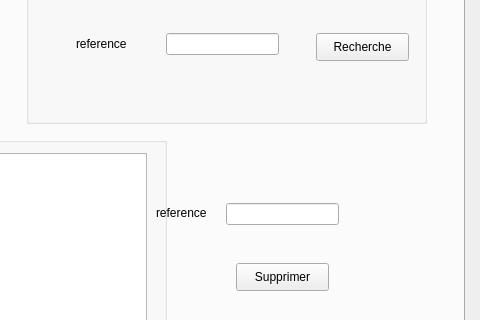
The window that gestion-de-reparation/mainwindow.ui (ilefsaadoui9155/Smart_station_2A16) describes before a commit, drawn with Qt 5; both pictures show x 526 to 1006 and y 290 to 610 of the 1006 by 721 pixel window.
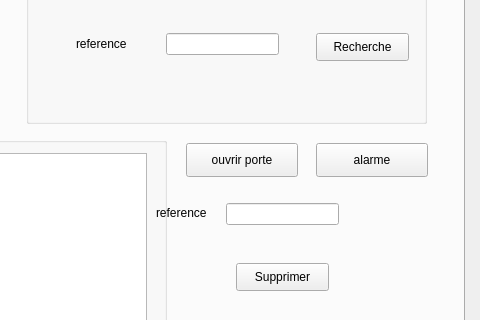
The same window after the commit. The open tabs and pages were chosen to show the change. Icons and pictures are not drawn.

The edit to the form file:
```diff
--- a/gestion-de-reparation/mainwindow.ui
+++ b/gestion-de-reparation/mainwindow.ui
@@ -432,6 +432,32 @@
        <string/>
       </property>
      </widget>
+     <widget class="QPushButton" name="pushButton_6">
+      <property name="geometry">
+       <rect>
+        <x>700</x>
+        <y>390</y>
+        <width>112</width>
+        <height>34</height>
+       </rect>
+      </property>
+      <property name="text">
+       <string>ouvrir porte</string>
+      </property>
+     </widget>
+     <widget class="QPushButton" name="pushButton_7">
+      <property name="geometry">
+       <rect>
+        <x>830</x>
+        <y>390</y>
+        <width>112</width>
+        <height>34</height>
+       </rect>
+      </property>
+      <property name="text">
+       <string>alarme</string>
+      </property>
+     </widget>
      <zorder>label_10</zorder>
      <zorder>groupBox</zorder>
      <zorder>groupBox_2</zorder>
```
Left out of the diff: 4 changed lines with no effect on the pictures.
